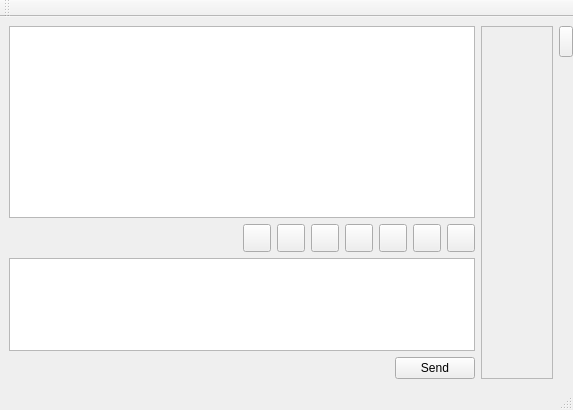
First picture: the form in retroshare-gui/src/gui/chat/PopupChatDialog.ui, repository RetroShare/RetroShare, before the edit.
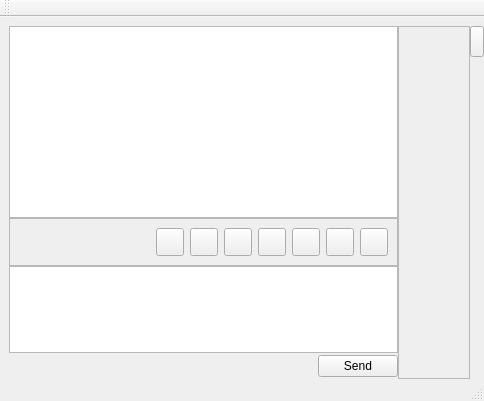
Second picture: the form after the edit. Icons and pictures are not drawn.

Commit message: * added a QFrame for the Background of the PushButtons in ChatWindow * some updates for stylesheets

```diff
--- a/retroshare-gui/src/gui/chat/PopupChatDialog.ui
+++ b/retroshare-gui/src/gui/chat/PopupChatDialog.ui
@@ -5,322 +5,55 @@
    <rect>
     <x>0</x>
     <y>0</y>
-    <width>573</width>
-    <height>410</height>
+    <width>484</width>
+    <height>401</height>
    </rect>
   </property>
   <property name="windowTitle" >
    <string>MainWindow</string>
   </property>
   <widget class="QWidget" name="centralwidget" >
-   <layout class="QGridLayout" >
+   <property name="geometry" >
+    <rect>
+     <x>0</x>
+     <y>12</y>
+     <width>484</width>
+     <height>368</height>
+    </rect>
+   </property>
+   <layout class="QGridLayout" name="gridLayout_2" >
     <property name="rightMargin" >
      <number>0</number>
     </property>
+    <property name="bottomMargin" >
+     <number>0</number>
+    </property>
+    <property name="spacing" >
+     <number>0</number>
+    </property>
     <item row="0" column="0" >
-     <layout class="QGridLayout" >
-      <item row="0" column="0" >
-       <widget class="QTextBrowser" name="textBrowser" >
-        <property name="sizePolicy" >
-         <sizepolicy vsizetype="MinimumExpanding" hsizetype="Expanding" >
-          <horstretch>0</horstretch>
-          <verstretch>0</verstretch>
-         </sizepolicy>
-        </property>
-        <property name="minimumSize" >
-         <size>
-          <width>0</width>
-          <height>0</height>
-         </size>
-        </property>
-        <property name="sizeIncrement" >
-         <size>
-          <width>0</width>
-          <height>0</height>
-         </size>
-        </property>
-       </widget>
-      </item>
-      <item row="1" column="0" >
-       <layout class="QGridLayout" >
-        <item row="0" column="0" >
-         <widget class="QWidget" native="1" name="widget" >
-          <property name="maximumSize" >
-           <size>
-            <width>16777215</width>
-            <height>42</height>
-           </size>
-          </property>
-          <property name="styleSheet" >
-           <string/>
-          </property>
-          <layout class="QGridLayout" >
-           <property name="leftMargin" >
-            <number>0</number>
-           </property>
-           <property name="topMargin" >
-            <number>0</number>
-           </property>
-           <property name="rightMargin" >
-            <number>0</number>
-           </property>
-           <property name="bottomMargin" >
-            <number>0</number>
-           </property>
-           <property name="horizontalSpacing" >
-            <number>6</number>
-           </property>
-           <item row="0" column="0" >
-            <spacer>
-             <property name="orientation" >
-              <enum>Qt::Horizontal</enum>
-             </property>
-             <property name="sizeHint" >
-              <size>
-               <width>291</width>
-               <height>24</height>
-              </size>
-             </property>
-            </spacer>
-           </item>
-           <item row="0" column="3" >
-            <widget class="QPushButton" name="textboldButton" >
-             <property name="minimumSize" >
-              <size>
-               <width>28</width>
-               <height>28</height>
-              </size>
-             </property>
-             <property name="maximumSize" >
-              <size>
-               <width>28</width>
-               <height>28</height>
-              </size>
-             </property>
-             <property name="toolTip" >
-              <string>Bold</string>
-             </property>
-             <property name="text" >
-              <string/>
-             </property>
-             <property name="icon" >
-              <iconset>C:/Dokumente und Einstellungen/Linux/.designer/backup</iconset>
-             </property>
-             <property name="checkable" >
-              <bool>false</bool>
-             </property>
-            </widget>
-           </item>
-           <item row="0" column="4" >
-            <widget class="QPushButton" name="textunderlineButton" >
-             <property name="minimumSize" >
-              <size>
-               <width>28</width>
-               <height>28</height>
-              </size>
-             </property>
-             <property name="maximumSize" >
-              <size>
-               <width>28</width>
-               <height>28</height>
-              </size>
-             </property>
-             <property name="toolTip" >
-              <string>Underline</string>
-             </property>
-             <property name="text" >
-              <string/>
-             </property>
-             <property name="icon" >
-              <iconset>C:/Dokumente und Einstellungen/Linux/.designer/backup</iconset>
-             </property>
-             <property name="checkable" >
-              <bool>false</bool>
-             </property>
-            </widget>
-           </item>
-           <item row="0" column="5" >
-            <widget class="QPushButton" name="textitalicButton" >
-             <property name="minimumSize" >
-              <size>
-               <width>28</width>
-               <height>28</height>
-              </size>
-             </property>
-             <property name="maximumSize" >
-              <size>
-               <width>28</width>
-               <height>28</height>
-              </size>
-             </property>
-             <property name="toolTip" >
-              <string>Italic</string>
-             </property>
-             <property name="text" >
-              <string/>
-             </property>
-             <property name="icon" >
-              <iconset>C:/Dokumente und Einstellungen/Linux/.designer/backup</iconset>
-             </property>
-             <property name="checkable" >
-              <bool>false</bool>
-             </property>
-            </widget>
-           </item>
-           <item row="0" column="6" >
-            <widget class="QPushButton" name="fontButton" >
-             <property name="minimumSize" >
-              <size>
-               <width>28</width>
-               <height>28</height>
-              </size>
-             </property>
-             <property name="maximumSize" >
-              <size>
-               <width>28</width>
-               <height>28</height>
-              </size>
-             </property>
-             <property name="toolTip" >
-              <string>Set Font</string>
-             </property>
-             <property name="text" >
-              <string/>
-             </property>
-             <property name="icon" >
-              <iconset>C:/Dokumente und Einstellungen/Linux/.designer/backup</iconset>
-             </property>
-             <property name="checkable" >
-              <bool>false</bool>
-             </property>
-            </widget>
-           </item>
-           <item row="0" column="7" >
-            <widget class="QPushButton" name="colorButton" >
-             <property name="minimumSize" >
-              <size>
-               <width>28</width>
-               <height>28</height>
-              </size>
-             </property>
-             <property name="maximumSize" >
-              <size>
-               <width>28</width>
-               <height>28</height>
-              </size>
-             </property>
-             <property name="toolTip" >
-              <string>Text Color</string>
-             </property>
-             <property name="text" >
-              <string/>
-             </property>
-            </widget>
-           </item>
-           <item row="0" column="1" >
-            <widget class="QPushButton" name="emoteiconButton" >
-             <property name="sizePolicy" >
-              <sizepolicy vsizetype="Fixed" hsizetype="Fixed" >
-               <horstretch>0</horstretch>
-               <verstretch>0</verstretch>
-              </sizepolicy>
-             </property>
-             <property name="minimumSize" >
-              <size>
-               <width>28</width>
-               <height>28</height>
-              </size>
-             </property>
-             <property name="maximumSize" >
-              <size>
-               <width>28</width>
-               <height>28</height>
-              </size>
-             </property>
-             <property name="text" >
-              <string/>
-             </property>
-             <property name="iconSize" >
-              <size>
-               <width>24</width>
-               <height>24</height>
-              </size>
-             </property>
-            </widget>
-           </item>
-           <item row="0" column="2" >
-            <widget class="QPushButton" name="styleButton" >
-             <property name="minimumSize" >
-              <size>
-               <width>28</width>
-               <height>28</height>
-              </size>
-             </property>
-             <property name="maximumSize" >
-              <size>
-               <width>28</width>
-               <height>28</height>
-              </size>
-             </property>
-             <property name="toolTip" >
-              <string>&lt;html>&lt;head>&lt;meta name="qrichtext" content="1" />&lt;style type="text/css">
-p, li { white-space: pre-wrap; }
-&lt;/style>&lt;/head>&lt;body style=" font-family:'MS Shell Dlg 2'; font-size:8.25pt; font-weight:400; font-style:normal;">
-&lt;p style=" margin-top:0px; margin-bottom:0px; margin-left:0px; margin-right:0px; -qt-block-indent:0; text-indent:0px;">Set Chat Window Style&lt;/p>&lt;/body>&lt;/html></string>
-             </property>
-             <property name="text" >
-              <string/>
-             </property>
-             <property name="iconSize" >
-              <size>
-               <width>24</width>
-               <height>24</height>
-              </size>
-             </property>
-            </widget>
-           </item>
-          </layout>
-         </widget>
-        </item>
-        <item row="1" column="0" >
-         <widget class="QTextEdit" name="chattextEdit" >
-          <property name="sizePolicy" >
-           <sizepolicy vsizetype="Maximum" hsizetype="Expanding" >
-            <horstretch>0</horstretch>
-            <verstretch>0</verstretch>
-           </sizepolicy>
-          </property>
-         </widget>
-        </item>
-       </layout>
-      </item>
-      <item row="2" column="0" >
-       <layout class="QGridLayout" >
-        <item row="0" column="0" >
-         <spacer>
-          <property name="orientation" >
-           <enum>Qt::Horizontal</enum>
-          </property>
-          <property name="sizeHint" >
-           <size>
-            <width>351</width>
-            <height>20</height>
-           </size>
-          </property>
-         </spacer>
-        </item>
-        <item row="0" column="1" >
-         <widget class="QPushButton" name="sendButton" >
-          <property name="text" >
-           <string>Send</string>
-          </property>
-         </widget>
-        </item>
-       </layout>
-      </item>
-     </layout>
+     <widget class="QTextBrowser" name="textBrowser" >
+      <property name="sizePolicy" >
+       <sizepolicy vsizetype="MinimumExpanding" hsizetype="Expanding" >
+        <horstretch>0</horstretch>
+        <verstretch>0</verstretch>
+       </sizepolicy>
+      </property>
+      <property name="minimumSize" >
+       <size>
+        <width>0</width>
+        <height>0</height>
+       </size>
+      </property>
+      <property name="sizeIncrement" >
+       <size>
+        <width>0</width>
+        <height>0</height>
+       </size>
+      </property>
+     </widget>
     </item>
-    <item row="0" column="1" >
+    <item rowspan="4" row="0" column="1" >
      <widget class="QFrame" name="avatarframe" >
       <property name="frameShape" >
        <enum>QFrame::StyledPanel</enum>
@@ -374,7 +107,7 @@
          <property name="orientation" >
           <enum>Qt::Vertical</enum>
          </property>
-         <property name="sizeHint" >
+         <property name="sizeHint" stdset="0" >
           <size>
            <width>61</width>
            <height>141</height>
@@ -418,7 +151,7 @@
          <property name="sizeType" >
           <enum>QSizePolicy::Fixed</enum>
          </property>
-         <property name="sizeHint" >
+         <property name="sizeHint" stdset="0" >
           <size>
            <width>61</width>
            <height>41</height>
@@ -429,7 +162,7 @@
       </layout>
      </widget>
     </item>
-    <item row="0" column="2" >
+    <item rowspan="4" row="0" column="2" >
      <layout class="QGridLayout" >
       <item row="0" column="0" >
        <widget class="QPushButton" name="avatarFrameButton" >
@@ -464,7 +197,7 @@
         <property name="orientation" >
          <enum>Qt::Vertical</enum>
         </property>
-        <property name="sizeHint" >
+        <property name="sizeHint" stdset="0" >
          <size>
           <width>14</width>
           <height>321</height>
@@ -474,10 +207,304 @@
       </item>
      </layout>
     </item>
+    <item row="1" column="0" >
+     <widget class="QFrame" name="Chatbuttonframe" >
+      <property name="frameShape" >
+       <enum>QFrame::StyledPanel</enum>
+      </property>
+      <property name="frameShadow" >
+       <enum>QFrame::Raised</enum>
+      </property>
+      <layout class="QGridLayout" name="gridLayout" >
+       <property name="topMargin" >
+        <number>9</number>
+       </property>
+       <property name="horizontalSpacing" >
+        <number>6</number>
+       </property>
+       <item row="0" column="0" >
+        <spacer>
+         <property name="orientation" >
+          <enum>Qt::Horizontal</enum>
+         </property>
+         <property name="sizeHint" stdset="0" >
+          <size>
+           <width>190</width>
+           <height>25</height>
+          </size>
+         </property>
+        </spacer>
+       </item>
+       <item row="0" column="1" >
+        <widget class="QPushButton" name="emoteiconButton" >
+         <property name="sizePolicy" >
+          <sizepolicy vsizetype="Fixed" hsizetype="Fixed" >
+           <horstretch>0</horstretch>
+           <verstretch>0</verstretch>
+          </sizepolicy>
+         </property>
+         <property name="minimumSize" >
+          <size>
+           <width>28</width>
+           <height>28</height>
+          </size>
+         </property>
+         <property name="maximumSize" >
+          <size>
+           <width>28</width>
+           <height>28</height>
+          </size>
+         </property>
+         <property name="text" >
+          <string/>
+         </property>
+         <property name="iconSize" >
+          <size>
+           <width>24</width>
+           <height>24</height>
+          </size>
+         </property>
+        </widget>
+       </item>
+       <item row="0" column="2" >
+        <widget class="QPushButton" name="styleButton" >
+         <property name="minimumSize" >
+          <size>
+           <width>28</width>
+           <height>28</height>
+          </size>
+         </property>
+         <property name="maximumSize" >
+          <size>
+           <width>28</width>
+           <height>28</height>
+          </size>
+         </property>
+         <property name="toolTip" >
+          <string>&lt;html>&lt;head>&lt;meta name="qrichtext" content="1" />&lt;style type="text/css">
+p, li { white-space: pre-wrap; }
+&lt;/style>&lt;/head>&lt;body style=" font-family:'MS Shell Dlg 2'; font-size:8.25pt; font-weight:400; font-style:normal;">
+&lt;p style=" margin-top:0px; margin-bottom:0px; margin-left:0px; margin-right:0px; -qt-block-indent:0; text-indent:0px;">Set Chat Window Style&lt;/p>&lt;/body>&lt;/html></string>
+         </property>
+         <property name="text" >
+          <string/>
+         </property>
+         <property name="iconSize" >
+          <size>
+           <width>24</width>
+           <height>24</height>
+          </size>
+         </property>
+        </widget>
+       </item>
+       <item row="0" column="3" >
+        <widget class="QPushButton" name="textboldButton" >
+         <property name="minimumSize" >
+          <size>
+           <width>28</width>
+           <height>28</height>
+          </size>
+         </property>
+         <property name="maximumSize" >
+          <size>
+           <width>28</width>
+           <height>28</height>
+          </size>
+         </property>
+         <property name="toolTip" >
+          <string>Bold</string>
+         </property>
+         <property name="text" >
+          <string/>
+         </property>
+         <property name="icon" >
+          <iconset>
+           <normaloff>C:/Dokumente und Einstellungen/Linux/.designer/backup</normaloff>C:/Dokumente und Einstellungen/Linux/.designer/backup</iconset>
+         </property>
+         <property name="checkable" >
+          <bool>false</bool>
+         </property>
+        </widget>
+       </item>
+       <item row="0" column="4" >
+        <widget class="QPushButton" name="textunderlineButton" >
+         <property name="minimumSize" >
+          <size>
+           <width>28</width>
+           <height>28</height>
+          </size>
+         </property>
+         <property name="maximumSize" >
+          <size>
+           <width>28</width>
+           <height>28</height>
+          </size>
+         </property>
+         <property name="toolTip" >
+          <string>Underline</string>
+         </property>
+         <property name="text" >
+          <string/>
+         </property>
+         <property name="icon" >
+          <iconset>
+           <normaloff>C:/Dokumente und Einstellungen/Linux/.designer/backup</normaloff>C:/Dokumente und Einstellungen/Linux/.designer/backup</iconset>
+         </property>
+         <property name="checkable" >
+          <bool>false</bool>
+         </property>
+        </widget>
+       </item>
+       <item row="0" column="5" >
+        <widget class="QPushButton" name="textitalicButton" >
+         <property name="minimumSize" >
+          <size>
+           <width>28</width>
+           <height>28</height>
+          </size>
+         </property>
+         <property name="maximumSize" >
+          <size>
+           <width>28</width>
+           <height>28</height>
+          </size>
+         </property>
+         <property name="toolTip" >
+          <string>Italic</string>
+         </property>
+         <property name="text" >
+          <string/>
+         </property>
+         <property name="icon" >
+          <iconset>
+           <normaloff>C:/Dokumente und Einstellungen/Linux/.designer/backup</normaloff>C:/Dokumente und Einstellungen/Linux/.designer/backup</iconset>
+         </property>
+         <property name="checkable" >
+          <bool>false</bool>
+         </property>
+        </widget>
+       </item>
+       <item row="0" column="6" >
+        <widget class="QPushButton" name="fontButton" >
+         <property name="minimumSize" >
+          <size>
+           <width>28</width>
+           <height>28</height>
+          </size>
+         </property>
+         <property name="maximumSize" >
+          <size>
+           <width>28</width>
+           <height>28</height>
+          </size>
+         </property>
+         <property name="toolTip" >
+          <string>Set Font</string>
+         </property>
+         <property name="text" >
+          <string/>
+         </property>
+         <property name="icon" >
+          <iconset>
+           <normaloff>C:/Dokumente und Einstellungen/Linux/.designer/backup</normaloff>C:/Dokumente und Einstellungen/Linux/.designer/backup</iconset>
+         </property>
+         <property name="checkable" >
+          <bool>false</bool>
+         </property>
+        </widget>
+       </item>
+       <item row="0" column="7" >
+        <widget class="QPushButton" name="colorButton" >
+         <property name="minimumSize" >
+          <size>
+           <width>28</width>
+           <height>28</height>
+          </size>
+         </property>
+         <property name="maximumSize" >
+          <size>
+           <width>28</width>
+           <height>28</height>
+          </size>
+         </property>
+         <property name="toolTip" >
+          <string>Text Color</string>
+         </property>
+         <property name="text" >
+          <string/>
+         </property>
+        </widget>
+       </item>
+      </layout>
+     </widget>
+    </item>
+    <item row="2" column="0" >
+     <widget class="QTextEdit" name="chattextEdit" >
+      <property name="sizePolicy" >
+       <sizepolicy vsizetype="Maximum" hsizetype="Expanding" >
+        <horstretch>0</horstretch>
+        <verstretch>0</verstretch>
+       </sizepolicy>
+      </property>
+     </widget>
+    </item>
+    <item row="3" column="0" >
+     <layout class="QGridLayout" >
+      <property name="leftMargin" >
+       <number>0</number>
+      </property>
+      <property name="topMargin" >
+       <number>2</number>
+      </property>
+      <property name="bottomMargin" >
+       <number>2</number>
+      </property>
+      <property name="horizontalSpacing" >
+       <number>6</number>
+      </property>
+      <item row="0" column="0" >
+       <spacer>
+        <property name="orientation" >
+         <enum>Qt::Horizontal</enum>
+        </property>
+        <property name="sizeHint" stdset="0" >
+         <size>
+          <width>351</width>
+          <height>20</height>
+         </size>
+        </property>
+       </spacer>
+      </item>
+      <item row="0" column="1" >
+       <widget class="QPushButton" name="sendButton" >
+        <property name="text" >
+         <string>Send</string>
+        </property>
+       </widget>
+      </item>
+     </layout>
+    </item>
    </layout>
   </widget>
-  <widget class="QStatusBar" name="statusbar" />
+  <widget class="QStatusBar" name="statusbar" >
+   <property name="geometry" >
+    <rect>
+     <x>0</x>
+     <y>380</y>
+     <width>484</width>
+     <height>21</height>
+    </rect>
+   </property>
+  </widget>
   <widget class="QToolBar" name="toolBar" >
+   <property name="geometry" >
+    <rect>
+     <x>0</x>
+     <y>0</y>
+     <width>484</width>
+     <height>12</height>
+    </rect>
+   </property>
    <property name="windowTitle" >
     <string>toolBar</string>
    </property>
```
Left out of the diff: 4 changed lines with no effect on the pictures. The commit also changes 13 other files.
